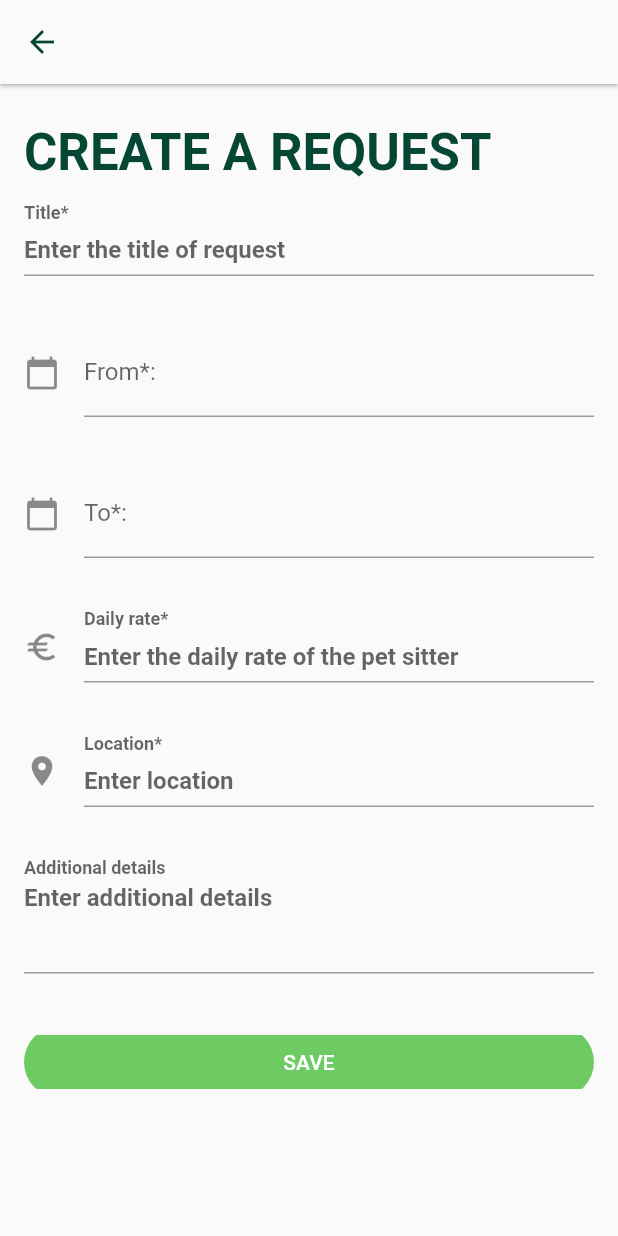
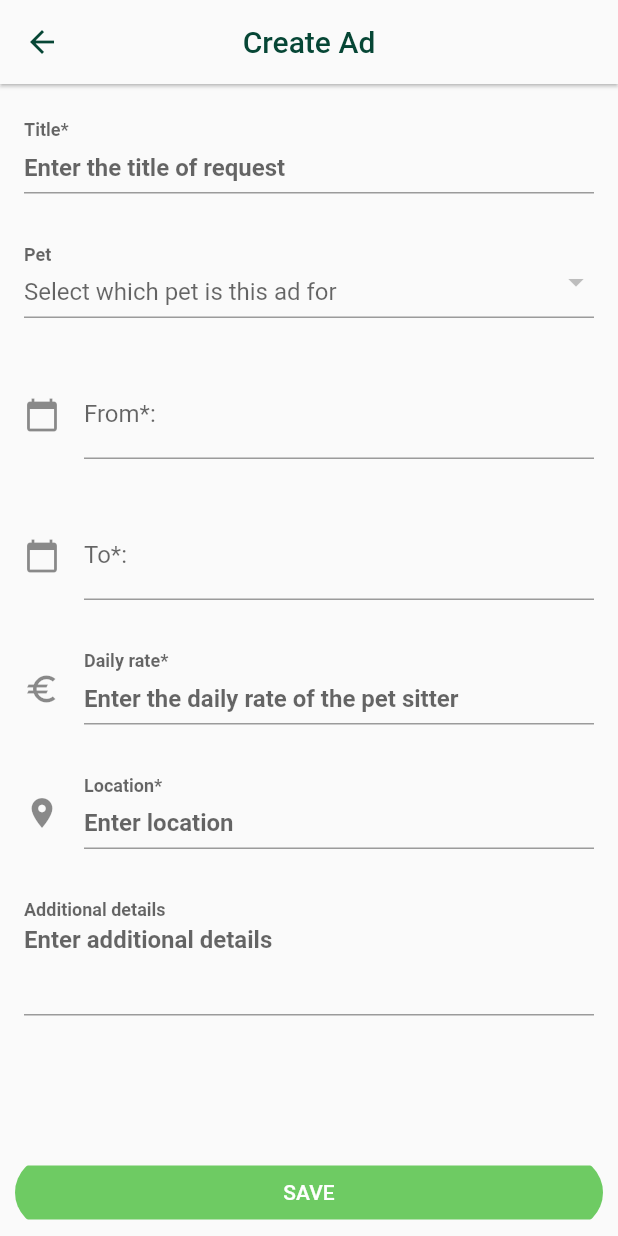
Before and after one commit to Mateorid/Flutter-project, a Flutter app: the CreateEditAdPage screen opened by its route, on a phone screen of 412 x 824 dp. Run offline on Flutter 3.47's test engine with Material 2 defaults, Android fonts, the phone set to English and light mode, and no system bars; our stand-ins replace cloud_firestore, email_validator, file_picker, firebase_auth, firebase_core, firebase_storage and 5 more; accounts and stored records are empty; network calls fail.

```diff
--- a/lib/TODO.txt
+++ b/lib/TODO.txt
@@ -16,6 +16,10 @@
 - pet ID v create inzeratu
 - rozhodit zdrojaky podle casti user/pet/ad/atd.
 - krizek na tech info boxech nefunguje
+- unify and change add/edit pet/user/ad
+- create pet page species text je spatne
+- lepsi upload page - i pro peta
+formdropdown better
 
 CREATE inzeratu - check, aby from nebol neskor ako to atd.
 - COMBINE LATEST
--- a/lib/pages/Ad/create_edit_ad.dart
+++ b/lib/pages/Ad/create_edit_ad.dart
@@ -2,18 +2,20 @@ import 'package:flutter/material.dart';
 import 'package:get_it/get_it.dart';
 import 'package:go_router/go_router.dart';
 import 'package:intl/intl.dart';
+import 'package:pet_sitting/Models/User/user_extended.dart';
 import 'package:pet_sitting/future_builder.dart';
+import 'package:pet_sitting/pages/create_edit_page_template.dart';
 import 'package:pet_sitting/services/ad_service.dart';
+import 'package:pet_sitting/services/user_service.dart';
 import 'package:pet_sitting/validators/locationValidator.dart';
+import 'package:pet_sitting/widgets/core/widget_future_builder.dart';
+import 'package:pet_sitting/widgets/form_dropdown.dart';
 
 import '../../Models/Ad/ad.dart';
 import '../../handle_async_operation.dart';
 import '../../ioc_container.dart';
 import '../../services/auth_service.dart';
-import '../../styles.dart';
-import '../../widgets/core/basic_title.dart';
 import '../../widgets/plain_text_field.dart';
-import '../../widgets/round_button.dart';
 
 class CreateEditAdPage extends StatefulWidget {
   String? adId;
@@ -27,8 +29,9 @@ class CreateEditAdPage extends StatefulWidget {
 }
 
 class _CreateEditAdPageState extends State<CreateEditAdPage> {
-  bool _loading = false;
   late Ad ad;
+  late String petId;
+  late UserExtended user;
   final _formKey = GlobalKey<FormState>();
   final _fromController = TextEditingController();
   final _toController = TextEditingController();
@@ -39,7 +42,23 @@ class _CreateEditAdPageState extends State<CreateEditAdPage> {
 
   @override
   Widget build(BuildContext context) {
-    if (widget.adId != null) {
+    final edit = widget.adId != null;
+
+    return CreateEditPageTemplate(
+      pageTitle: edit ? 'Edit Ad' : 'Create Ad',
+      buttonText: edit ? 'EDIT' : 'SAVE',
+      buttonCallback: edit ? _onEditPressed : _onCreatePressed,
+      body: WidgetFutureBuilder<UserExtended?>(
+        future: get<UserService>().currentUser,
+        onLoaded: (instance) {
+          user = instance!;
+          return edit ? _initFields() : _buildContent();
+        },
+      ),
+    );
+  }
+
+  Widget _initFields() {
     return GenericFutureBuilder(
       future: widget.adService.getAdById(widget.adId!),
       onLoaded: (ad) {
@@ -51,40 +70,20 @@ class _CreateEditAdPageState extends State<CreateEditAdPage> {
         _locationController.text = ad.location;
         _detailsController.text = ad.description ?? '';
         this.ad = ad;
-            return _buildScaffold();
-          });
-    } else {
-      return _buildScaffold();
-    }
+        return _buildContent();
+      },
+    );
   }
 
-  Widget _buildScaffold() {
-    return Scaffold(
-        appBar: AppBar(
-          elevation: 1,
-          backgroundColor: Theme.of(context).scaffoldBackgroundColor,
-          leading: IconButton(
-            icon: const Icon(Icons.arrow_back, color: DARK_GREEN),
-            onPressed: () => {context.pop()},
-          ),
-        ),
-        body: _loading
-            ? const CircularProgressIndicator()
-            : Container(
+  Widget _buildContent() {
+    return Container(
       padding: const EdgeInsets.only(left: 16, top: 25, right: 16),
       child: ListView(
         children: [
-                    const BasicTitle(text: 'CREATE A REQUEST'),
-                    const SizedBox(height: 15),
           _buildForm(),
-                    RoundButton(
-                        color: MAIN_GREEN,
-                        text: 'SAVE',
-                        onPressed: widget.adId == null
-                            ? _onCreatePressed
-                            : _onEditPressed),
         ],
-                )));
+      ),
+    );
   }
 
   Widget _buildForm() {
@@ -103,6 +102,14 @@ class _CreateEditAdPageState extends State<CreateEditAdPage> {
               return null;
             },
           ),
+          FormDropDown(
+              //todo this should be like a pop-up select - similar to reviews
+              label: 'Pet',
+              hintText: 'Select which pet is this ad for',
+              items: user.pets,
+              onChanged: (id) {
+                petId = id!;
+              }),
           _buildDatePicker(_fromController, "From*: "),
           _buildDatePicker(_toController, "To*: "),
           PlainTextField(
@@ -184,7 +191,7 @@ class _CreateEditAdPageState extends State<CreateEditAdPage> {
           costPerHour: int.parse(_costController.text),
           from: DateTime.parse(_fromController.text),
           to: DateTime.parse(_toController.text),
-          petId: "K3YvqdaiOoZDNnKJ2URi",
+          petId: petId,
           creatorId: id,
           active: true);
       await widget.adService.createNewAd(ad);
@@ -200,7 +207,7 @@ class _CreateEditAdPageState extends State<CreateEditAdPage> {
         costPerHour: int.parse(_costController.text),
         from: DateTime.parse(_fromController.text),
         to: DateTime.parse(_toController.text),
-        petId: "K3YvqdaiOoZDNnKJ2URi",
+        petId: petId,
         creatorId: id,
         active: true);
     widget.adService.updateAd(newAd.id!, newAd);
--- a/lib/pages/Pets/edit_pet_page.dart
+++ b/lib/pages/Pets/create_edit_pet.dart
@@ -1,38 +1,36 @@
-import 'package:firebase_auth/firebase_auth.dart';
 import 'package:flutter/material.dart';
 import 'package:go_router/go_router.dart';
 import 'package:intl/intl.dart';
+import 'package:pet_sitting/Models/Pet/pet.dart';
 import 'package:pet_sitting/Models/Pet/pet_gender.dart';
 import 'package:pet_sitting/Models/Pet/pet_size.dart';
+import 'package:pet_sitting/Models/Pet/pet_species.dart';
 import 'package:pet_sitting/handle_async_operation.dart';
+import 'package:pet_sitting/ioc_container.dart';
+import 'package:pet_sitting/pages/create_edit_page_template.dart';
+import 'package:pet_sitting/services/image_service.dart';
 import 'package:pet_sitting/services/pet_service.dart';
 import 'package:pet_sitting/services/user_service.dart';
-import 'package:pet_sitting/styles.dart';
-import 'package:pet_sitting/widgets/core/basic_title.dart';
+import 'package:pet_sitting/validators/name_validator.dart';
+import 'package:pet_sitting/widgets/core/widget_stream_builder.dart';
 import 'package:pet_sitting/widgets/form_dropdown.dart';
 import 'package:pet_sitting/widgets/pets/pet_size_select.dart';
 import 'package:pet_sitting/widgets/plain_text_field.dart';
-import 'package:pet_sitting/widgets/round_button.dart';
+import 'package:pet_sitting/widgets/user/profile_widget.dart';
 
-import '../../Models/Pet/pet.dart';
-import '../../Models/Pet/pet_species.dart';
-import '../../ioc_container.dart';
-import '../../services/auth_service.dart';
-import '../../validators/name_validator.dart';
-
-class EditPetPage extends StatefulWidget {
-  EditPetPage({Key? key, this.petId}) : super(key: key);
+class CreateEditPet extends StatefulWidget {
+  CreateEditPet({Key? key, this.petId}) : super(key: key);
 
   final String? petId;
-  final User? user = get<AuthService>().currentUser;
-  final petService = get<PetService>();
-  final userService = get<UserService>();
+  final _petService = get<PetService>();
+  final _userService = get<UserService>();
+  final _imageService = get<ImageService>();
 
   @override
-  EditPetPageState createState() => EditPetPageState();
+  CreateEditPetState createState() => CreateEditPetState();
 }
 
-class EditPetPageState extends State<EditPetPage> {
+class CreateEditPetState extends State<CreateEditPet> {
   final _formKey = GlobalKey<FormState>();
   final _nameController = TextEditingController();
   final _birthdayController = TextEditingController();
@@ -41,35 +39,63 @@ class EditPetPageState extends State<EditPetPage> {
 
   late PetGender gender;
   late PetSpecies species;
-  PetSize size = PetSize.medium; //todo or load from pet when update
+  PetSize size = PetSize.medium;
   DateTime? birthday;
 
   @override
   Widget build(BuildContext context) {
-    return Scaffold(
-      appBar: AppBar(
-        elevation: 1,
-        backgroundColor: Theme.of(context).scaffoldBackgroundColor,
-        leading: IconButton(
-          icon: const Icon(Icons.arrow_back, color: DARK_GREEN),
-          onPressed: () => {context.pop()},
+    final edit = widget.petId != null;
+
+    return CreateEditPageTemplate(
+      pageTitle: edit ? 'Edit pet' : 'Add pet',
+      buttonText: edit ? 'EDIT' : 'SAVE',
+      buttonCallback: _onSubmitPressed,
+      body: edit
+          ? WidgetStreamBuilder<Pet?>(
+              stream: widget._petService.getPetById(widget.petId!),
+              onLoaded: _buildContent,
+            )
+          : _buildContent(null),
+    );
+  }
+
+  Widget _buildContent(Pet? pet) {
+    if (pet != null) {
+      _setControllers(pet);
+    }
+
+    return Padding(
+      padding: const EdgeInsets.all(10),
+      child: ListView(
+        physics: const BouncingScrollPhysics(
+          parent: AlwaysScrollableScrollPhysics(),
         ),
+        children: [
+          _buildPhoto(pet),
+          _buildForm(),
+        ],
       ),
-      body: Padding(
-        padding: const EdgeInsets.all(10),
-        child: ListView(
-          children: [
-            const BasicTitle(text: 'ADD PET'),
-            const SizedBox(height: 35),
-            _buildForm(),
-            RoundButton(
-              color: MAIN_GREEN,
-              text: 'SAVE',
-              onPressed: () => _onSubmitPressed(),
-            ),
-          ],
-        ),
-      ),
+    );
+  }
+
+  void _setControllers(Pet pet) {
+    // setState(() { //todo
+    size = pet.size;
+    species = pet.species;
+    // });
+    gender = pet.gender;
+    _nameController.text = pet.name;
+    _breedController.text = pet.breed ?? '';
+    _detailsController.text = pet.details ?? '';
+    _birthdayController.text = pet.birthday != null
+        ? DateFormat('yyyy-MM-dd').format(pet.birthday!)
+        : '';
+  }
+
+  Widget _buildPhoto(Pet? pet) {
+    return ProfileWidget(
+      image: widget._imageService.getPetImage(pet),
+      onTap: () {}, //todo
     );
   }
 
@@ -85,6 +111,7 @@ class EditPetPageState extends State<EditPetPage> {
             validator: nameValidator,
           ),
           FormDropDown(
+            //todo better
             label: 'Gender*',
             hintText: "Select your pet's gender",
             items: PetGender.values
@@ -95,7 +122,7 @@ class EditPetPageState extends State<EditPetPage> {
           FormDropDown(
             label: 'Species*',
             hintText: "Select your pet's species",
-            items: PetSpecies.values
+            items: PetSpecies.values //todo show better names
                 .map((petSpecies) => petSpecies.toString().split('.')[1])
                 .toList(),
             onChanged: (value) => {
@@ -151,8 +178,8 @@ class EditPetPageState extends State<EditPetPage> {
       breed: _breedController.text,
       details: _detailsController.text,
     );
-    final petId = await widget.petService.createNewPet(pet);
-    widget.userService.addPetToCurrentUser(petId);
+    final petId = await widget._petService.createNewPet(pet);
+    widget._userService.addPetToCurrentUser(petId);
   }
 
   void _onSubmitPressed() async {
@@ -180,8 +207,8 @@ class EditPetPageState extends State<EditPetPage> {
     final date = await showDatePicker(
         context: context,
         initialDate: DateTime.now(),
-        firstDate: DateTime(2015),
-        lastDate: DateTime(2101));
+        firstDate: DateTime(1900),
+        lastDate: DateTime.now());
     if (date != null) {
       String formattedDate = DateFormat('yyyy-MM-dd').format(date);
       setState(() {
--- a/lib/pages/Pets/pet_profile_page.dart
+++ b/lib/pages/Pets/pet_profile_page.dart
@@ -1,9 +1,11 @@
 import 'package:flutter/material.dart';
+import 'package:go_router/go_router.dart';
 import 'package:pet_sitting/Models/Pet/pet.dart';
 import 'package:pet_sitting/ioc_container.dart';
 import 'package:pet_sitting/services/date_service.dart';
 import 'package:pet_sitting/services/icon_service.dart';
 import 'package:pet_sitting/services/image_service.dart';
+import 'package:pet_sitting/styles.dart';
 import 'package:pet_sitting/widgets/core/info_tile.dart';
 
 class PetProfilePage extends StatelessWidget {
@@ -22,7 +24,7 @@ class PetProfilePage extends StatelessWidget {
           SliverAppBar(
             pinned: true,
             expandedHeight: 250,
-            actions: [_editButton()],
+            actions: [_editButton(pet, context)],
             flexibleSpace: FlexibleSpaceBar(background: _petPhoto()),
           ),
           SliverList(delegate: _petInfo(context)),
@@ -97,14 +99,14 @@ class PetProfilePage extends StatelessWidget {
     );
   }
 
-  Widget _editButton() {
+  Widget _editButton(Pet pet, BuildContext context) {
     //todo render this only if user is owner
     return TextButton(
         onPressed: () {
-          print("//TODO: open pet edit page");
+          context.pushNamed("edit_pet", params: {"id": pet.id!});
         },
         child: const Text("Edit",
-            style: TextStyle(fontSize: 20, color: Colors.white)));
+            style: TextStyle(fontSize: 20, color: MAIN_GREEN)));
   }
 
   Widget _infoText(String text) {
--- a/lib/pages/Pets/pets_page.dart
+++ b/lib/pages/Pets/pets_page.dart
@@ -9,7 +9,7 @@ import 'package:pet_sitting/services/pet_service.dart';
 import 'package:pet_sitting/services/user_service.dart';
 import 'package:pet_sitting/styles.dart';
 import 'package:pet_sitting/widgets/pets/pet_overview_tile.dart';
-import 'package:pet_sitting/widgets/widget_future_builder.dart';
+import 'package:pet_sitting/widgets/core/widget_future_builder.dart';
 
 class PetsPage extends StatelessWidget {
   PetsPage({super.key});
@@ -75,7 +75,9 @@ class PetsPage extends StatelessWidget {
         children: [
           Expanded(
             child: ListView.builder(
-              physics: const BouncingScrollPhysics(),
+              physics: const BouncingScrollPhysics(
+                parent: AlwaysScrollableScrollPhysics(),
+              ),
               itemCount: pets.length,
               itemBuilder: (context, index) {
                 final pet = pets[index];
--- a/lib/pages/User/user_page.dart
+++ b/lib/pages/User/user_page.dart
@@ -7,7 +7,7 @@ import 'package:pet_sitting/widgets/core/icon_text_button.dart';
 import 'package:pet_sitting/widgets/user/rating_bard.dart';
 import 'package:pet_sitting/widgets/user/user_info_field.dart';
 import 'package:pet_sitting/widgets/user/user_round_image.dart';
-import 'package:pet_sitting/widgets/widget_future_builder.dart';
+import 'package:pet_sitting/widgets/core/widget_future_builder.dart';
 
 import '../../Models/User/user_extended.dart';
 import '../../handle_async_operation.dart';
--- /dev/null
+++ b/lib/pages/create_edit_page_template.dart
@@ -0,0 +1,49 @@
+import 'package:flutter/material.dart';
+import 'package:go_router/go_router.dart';
+import 'package:pet_sitting/widgets/round_button.dart';
+
+import '../styles.dart';
+
+class CreateEditPageTemplate extends StatelessWidget {
+  final String pageTitle;
+  final String buttonText;
+  final VoidCallback buttonCallback;
+  final Widget body;
+
+  const CreateEditPageTemplate({
+    super.key,
+    required this.pageTitle,
+    required this.body,
+    required this.buttonText,
+    required this.buttonCallback,
+  });
+
+  @override
+  Widget build(BuildContext context) {
+    return Scaffold(
+      appBar: AppBar(
+        title: Text(
+          pageTitle,
+          style: const TextStyle(color: DARK_GREEN),
+        ),
+        centerTitle: true,
+        elevation: 1,
+        shadowColor: null,
+        backgroundColor: Theme.of(context).scaffoldBackgroundColor,
+        leading: IconButton(
+          icon: const Icon(Icons.arrow_back, color: DARK_GREEN),
+          onPressed: () => {context.pop()},
+        ),
+      ),
+      body: body,
+      bottomNavigationBar: Padding(
+        padding: const EdgeInsets.symmetric(vertical: 5, horizontal: 10),
+        child: RoundButton(
+          color: MAIN_GREEN,
+          text: buttonText,
+          onPressed: buttonCallback,
+        ),
+      ),
+    );
+  }
+}
--- a/lib/router.dart
+++ b/lib/router.dart
@@ -2,7 +2,7 @@ import 'package:go_router/go_router.dart';
 import 'package:pet_sitting/pages/Ad/ad_detail_page.dart';
 import 'package:pet_sitting/pages/Ad/ads_page.dart';
 import 'package:pet_sitting/pages/Ad/create_edit_ad.dart';
-import 'package:pet_sitting/pages/Pets/edit_pet_page.dart';
+import 'package:pet_sitting/pages/Pets/create_edit_pet.dart';
 import 'package:pet_sitting/pages/Pets/pet_profile_page.dart';
 import 'package:pet_sitting/pages/Pets/pets_page.dart';
 import 'package:pet_sitting/pages/User/edit_user_page.dart';
@@ -56,7 +56,14 @@ class RouterProvider {
         GoRoute(
           path: "/create_pet",
           name: "create_pet",
-          builder: (context, state) => EditPetPage(),
+          builder: (context, state) => CreateEditPet(),
+        ),
+        GoRoute(
+          path: "/edit_pet/:id",
+          name: "edit_pet",
+          builder: (context, state) => CreateEditPet(
+            petId: state.params["id"]!,
+          ),
         ),
         GoRoute(
           path: "/pet_profile",
--- a/lib/services/image_service.dart
+++ b/lib/services/image_service.dart
@@ -4,7 +4,10 @@ import 'package:pet_sitting/Models/Pet/pet_species.dart';
 import 'package:pet_sitting/Models/User/user_extended.dart';
 
 class ImageService {
-  ImageProvider getPetImage(Pet pet) {
+  ImageProvider getPetImage(Pet? pet) {
+    if (pet == null) {
+      return const AssetImage('assets/images/no_image.PNG');
+    }
     if (pet.imageUrl != null) {
       return NetworkImage(pet.imageUrl!);
     }
--- a/lib/widgets/ads/ad_card.dart
+++ b/lib/widgets/ads/ad_card.dart
@@ -68,7 +68,7 @@ class AdCard extends StatelessWidget {
                 .textTheme
                 .titleMedium
                 ?.copyWith(fontWeight: FontWeight.bold, color: ORANGE_COLOR)),
-        Text("per day")
+        const Text("per day")
       ],
     );
   }
--- a/lib/widgets/form_dropdown.dart
+++ b/lib/widgets/form_dropdown.dart
@@ -8,6 +8,7 @@ class FormDropDown extends StatefulWidget {
   final void Function(String?) onChanged;
 
   FormDropDown(
+      //todo better
       {required this.label,
       required this.hintText,
       required this.items,
--- a/lib/widgets/round_button.dart
+++ b/lib/widgets/round_button.dart
@@ -23,12 +23,11 @@ class RoundButton extends StatelessWidget {
       width: width == 0 ? size.width * 0.8 : width,
       child: ClipRRect(
         borderRadius:
-            BorderRadius.circular(borderRadius == 0 ? 29 : borderRadius),
+            BorderRadius.circular(borderRadius == 0 ? 30 : borderRadius),
         child: TextButton(
           style: TextButton.styleFrom(
             backgroundColor: color,
             foregroundColor: Colors.white,
-            // padding: EdgeInsets.symmetric(horizontal: 40.0, vertical: 20.0),
           ),
           onPressed: onPressed,
           child: Text(text),
```
Also changed, not shown: lib/pages/Ad/ad_detail_page.dart (+10 -5 lines), lib/pages/User/profile_page.dart (+7 -9 lines), lib/widgets/core/widget_stream_builder.dart (added, +28 -0 lines), lib/widgets/review/reviewTile.dart (+10 -4 lines), lib/widgets/core/widget_future_builder.dart (renamed from lib/widgets/widget_future_builder.dart). Lines whose indentation alone changed are shown as unchanged.
